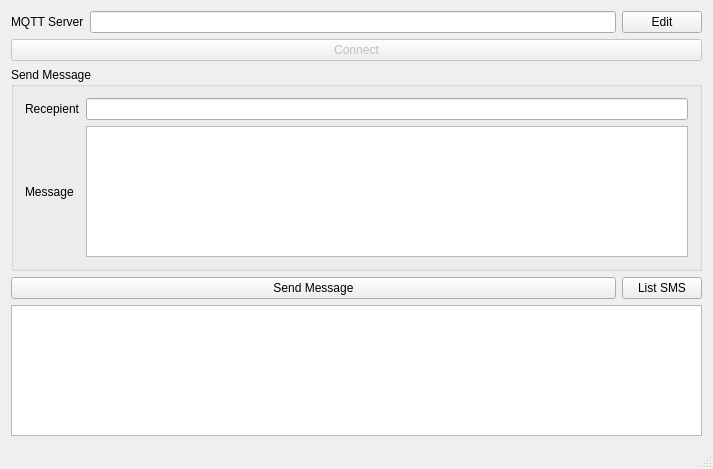
Old version of the form forms/mcp_main_window.ui in the repository mchecca/MCPClient.
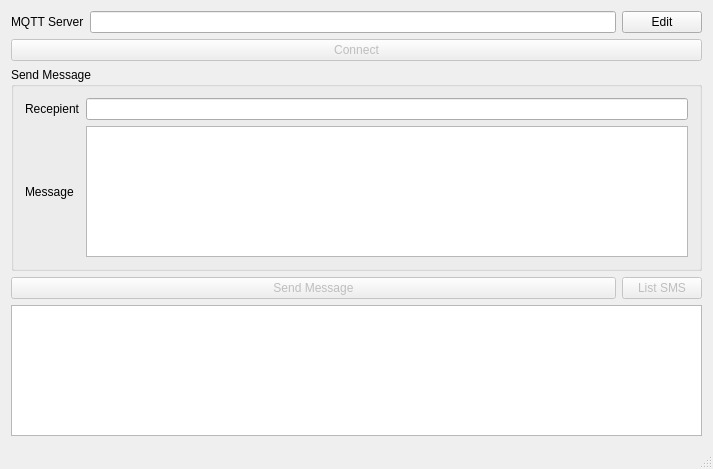
New version of the form.

Commit message: Disable buttons if client is disconnected

What changed in the file:
```diff
--- a/forms/mcp_main_window.ui
+++ b/forms/mcp_main_window.ui
@@ -100,6 +100,9 @@
     </item>
     <item row="3" column="0" colspan="2">
      <widget class="QPushButton" name="sendMessageButton">
+      <property name="enabled">
+       <bool>false</bool>
+      </property>
       <property name="text">
        <string>Send Message</string>
       </property>
@@ -110,6 +113,9 @@
     </item>
     <item row="3" column="2">
      <widget class="QPushButton" name="listSmsButton">
+      <property name="enabled">
+       <bool>false</bool>
+      </property>
       <property name="text">
        <string>List SMS</string>
       </property>
```
The commit also changes 1 other file.
